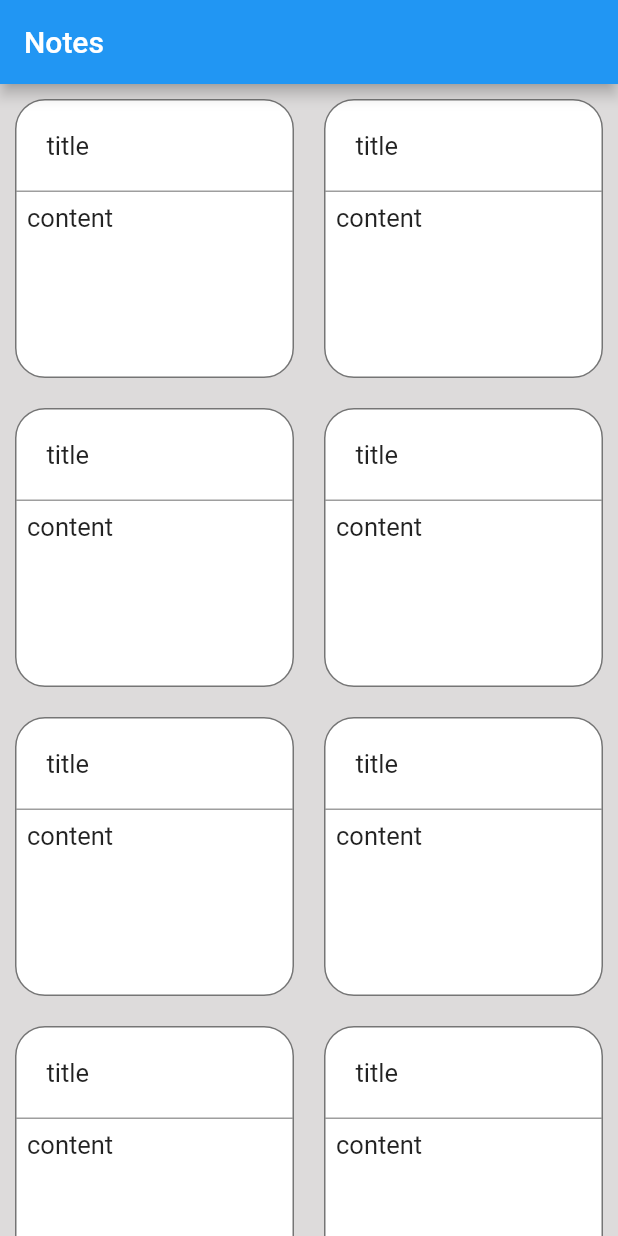
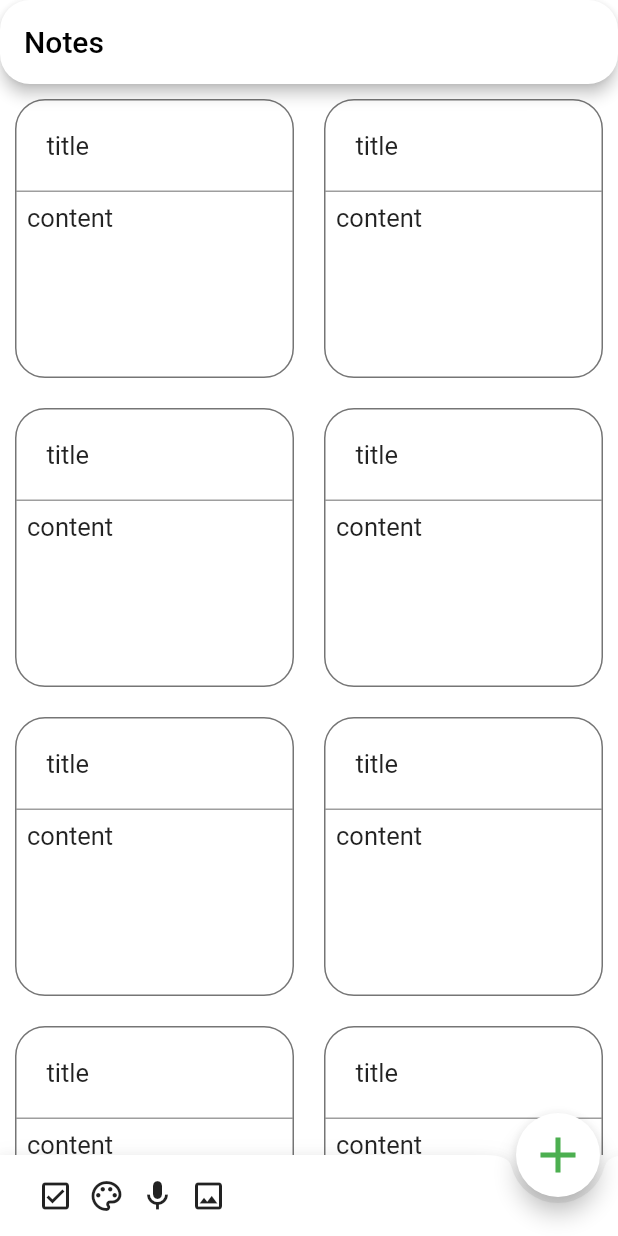
Before and after one commit to renjithrm/keep_note_clone, a Flutter app: the screen it shows after launch, on a phone screen of 412 x 824 dp. Run offline on Flutter 3.47's test engine with Material 2 defaults, Android fonts, the phone set to English and light mode, and no system bars; our stand-ins replace google_fonts; Roboto replaces fonts that are missing (Rowdies).

Commit message:
Before connect to firebase

```diff
--- a/lib/view/home_screen.dart
+++ b/lib/view/home_screen.dart
@@ -1,7 +1,8 @@
-// ignore_for_file: prefer_const_constructors
+// ignore_for_file: prefer_const_constructors, prefer_const_literals_to_create_immutables
 
 import 'package:flutter/material.dart';
 import 'package:google_fonts/google_fonts.dart';
+import 'package:notes_app/view/add_screen.dart';
 import 'package:notes_app/view/widgets/home_display_banner.dart';
 
 class HomeScreen extends StatelessWidget {
@@ -10,11 +11,14 @@ class HomeScreen extends StatelessWidget {
   @override
   Widget build(BuildContext context) {
     return Scaffold(
-        backgroundColor: Color.fromARGB(255, 221, 219, 219),
+      extendBodyBehindAppBar: true,
+      backgroundColor: Colors.white,
       appBar: AppBar(
+        shape: RoundedRectangleBorder(borderRadius: BorderRadius.circular(20)),
+        backgroundColor: Colors.white,
         title: Text(
           "Notes",
-            style: GoogleFonts.rowdies(),
+          style: GoogleFonts.rowdies(color: Colors.black),
         ),
       ),
       body: GridView.builder(
@@ -22,6 +26,44 @@ class HomeScreen extends StatelessWidget {
             SliverGridDelegateWithFixedCrossAxisCount(crossAxisCount: 2),
         itemBuilder: (context, index) => HomeBanner(),
         itemCount: 10,
-        ));
+      ),
+      floatingActionButton: FloatingActionButton(
+        backgroundColor: Colors.white,
+        onPressed: () => Navigator.of(context)
+            .push(MaterialPageRoute(builder: (context) => AddScreen())),
+        child: Icon(
+          Icons.add,
+          size: 40,
+          color: Colors.green,
+        ),
+      ),
+      floatingActionButtonLocation: FloatingActionButtonLocation.miniEndDocked,
+      bottomNavigationBar: BottomAppBar(
+        shape: CircularNotchedRectangle(),
+        child: Padding(
+          padding: const EdgeInsets.all(15),
+          child: Row(
+            children: [
+              SizedBox(
+                width: 10,
+              ),
+              Icon(Icons.check_box_outlined),
+              SizedBox(
+                width: 10,
+              ),
+              Icon(Icons.color_lens_outlined),
+              SizedBox(
+                width: 10,
+              ),
+              Icon(Icons.mic_outlined),
+              SizedBox(
+                width: 10,
+              ),
+              Icon(Icons.photo_outlined),
+            ],
+          ),
+        ),
+      ),
+    );
   }
 }
--- a/lib/view/widgets/home_display_banner.dart
+++ b/lib/view/widgets/home_display_banner.dart
@@ -1,14 +1,19 @@
 // ignore_for_file: prefer_const_constructors
 
 import 'package:flutter/material.dart';
+import 'package:google_fonts/google_fonts.dart';
 import 'package:notes_app/constant/reuse_functions.dart';
+import 'package:notes_app/view/full_notes_screen.dart';
 
 class HomeBanner extends StatelessWidget {
   const HomeBanner({Key? key}) : super(key: key);
 
   @override
   Widget build(BuildContext context) {
-    return Container(
+    return GestureDetector(
+      onTap: () => Navigator.of(context)
+          .push(MaterialPageRoute(builder: (context) => NoteScreen())),
+      child: Container(
           decoration: BoxDecoration(
               color: Colors.white,
               border: Border.all(
@@ -35,6 +40,7 @@ class HomeBanner extends StatelessWidget {
                 ),
               )
             ],
-        ));
+          )),
+    );
   }
 }
```
Also changed, not shown: lib/constant/reuse_functions.dart (+11 -0 lines), lib/view/add_screen.dart (added, +94 -0 lines), lib/view/full_notes_screen.dart (added, +67 -0 lines). Lines whose indentation alone changed are shown as unchanged.
